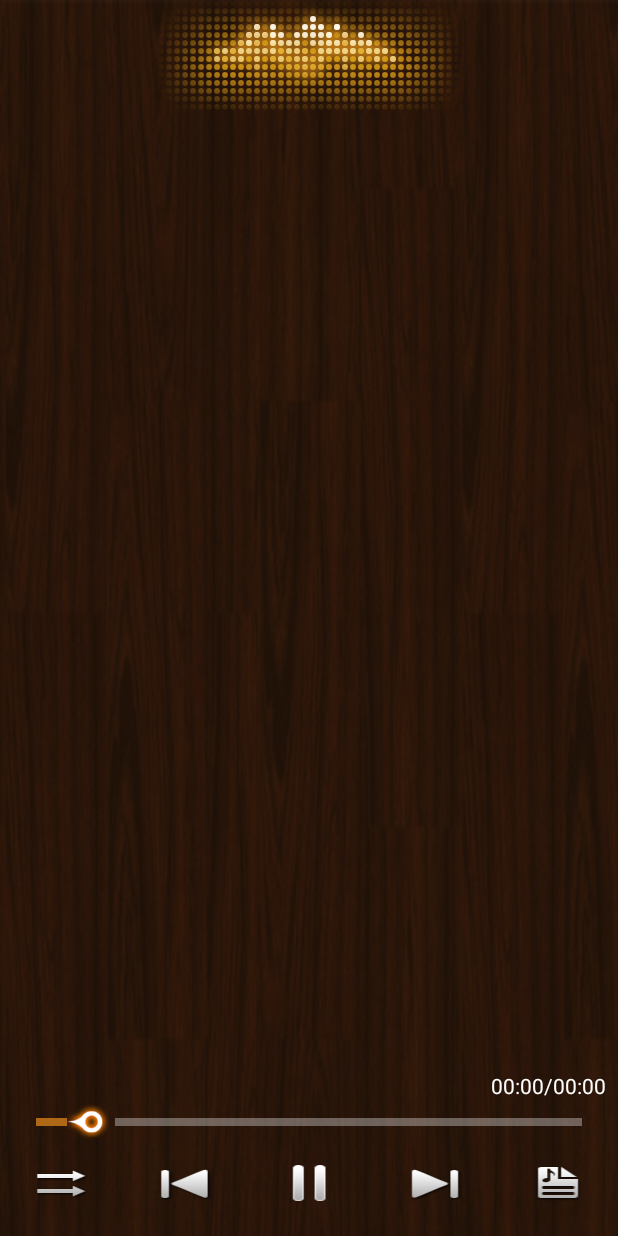
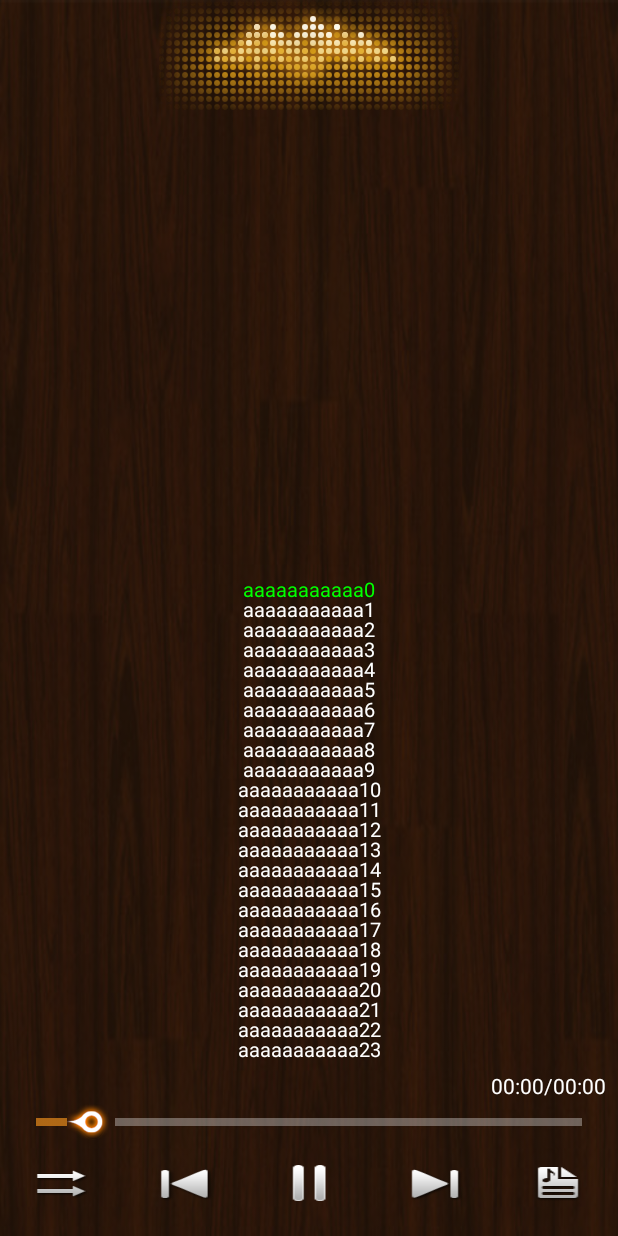
Before and after one commit to yangguangfu520/MobilePlayer1020, an Android app: the SystemAudioPlayerActivity screen opened directly, with no data from a screen before it, on a phone screen of 412 x 824 dp. Run offline under Robolectric (Android 15) with nearby library versions, the phone set to English and light mode, and no system bars; our stand-ins replace EventBus; 2 statements that could not run were skipped.

Commit message:
创建歌词显示类LyricShow-35

```diff
--- a/app/build.gradle
+++ b/app/build.gradle
@@ -29,8 +29,10 @@ dependencies {
     compile project(':vitamio')
     compile project(':xutils')
     compile project(':MaterialRefresh_library')
-//    compile files('libs/glide-3.7.0.jar')
+    //    compile files('libs/glide-3.7.0.jar')
     compile 'com.github.bumptech.glide:glide:3.5.2'
+    compile files('libs/picasso-2.5.2.jar')
+//    compile project(':EventBus')
+    compile 'org.greenrobot:eventbus:3.0.0'
 
-    compile files('libs/picasso-2.5.2.jar')
 }
--- a/app/src/main/java/com/atguigu/mobileplayer1020/activity/SystemAudioPlayerActivity.java
+++ b/app/src/main/java/com/atguigu/mobileplayer1020/activity/SystemAudioPlayerActivity.java
@@ -21,8 +21,13 @@ import android.widget.TextView;
 
 import com.atguigu.mobileplayer1020.IMusicPlayerService;
 import com.atguigu.mobileplayer1020.R;
+import com.atguigu.mobileplayer1020.bean.MediaItem;
 import com.atguigu.mobileplayer1020.service.MusicPlayerService;
 import com.atguigu.mobileplayer1020.utils.Utils;
+
+import org.greenrobot.eventbus.EventBus;
+import org.greenrobot.eventbus.Subscribe;
+import org.greenrobot.eventbus.ThreadMode;
 
 public class SystemAudioPlayerActivity extends AppCompatActivity implements View.OnClickListener {
 
@@ -219,7 +224,7 @@ public class SystemAudioPlayerActivity extends AppCompatActivity implements View
                 } else {
 
                     //再次显示
-                    showViewData();
+                    showViewData(null);
 
                 }
 
@@ -286,6 +291,9 @@ public class SystemAudioPlayerActivity extends AppCompatActivity implements View
 
         utils = new Utils();
 
+        //1.注册
+        EventBus.getDefault().register(this);
+
     }
 
     class MyReceiver extends BroadcastReceiver {
@@ -295,7 +303,7 @@ public class SystemAudioPlayerActivity extends AppCompatActivity implements View
 
             if (MusicPlayerService.OPEN_COMPLETE.equals(intent.getAction())) {
 
-                showViewData();
+                showViewData(null);
             }
 
         }
@@ -304,7 +312,8 @@ public class SystemAudioPlayerActivity extends AppCompatActivity implements View
     /**
      * 显示视图的数据
      */
-    private void showViewData() {
+    @Subscribe(threadMode = ThreadMode.MAIN)
+    public void showViewData(MediaItem mediaItem) {
         try {
             tvArtist.setText(service.getArtistName());
             tvName.setText(service.getAudioName());
@@ -326,21 +335,28 @@ public class SystemAudioPlayerActivity extends AppCompatActivity implements View
 
     @Override
     protected void onDestroy() {
+        if (receiver != null){
+            unregisterReceiver(receiver);
+            receiver = null;
+        }
 
         if (conn != null) {
             unbindService(conn);
             conn = null;
         }
         handler.removeCallbacksAndMessages(null);
+        //2.取消注册
+        EventBus.getDefault().unregister(this);
         super.onDestroy();
     }
 
     private void startAndBindServide() {
         Intent intent = new Intent(this, MusicPlayerService.class);
+        //启动服务
+        startService(intent);//防止服务多次创建
         //绑定服务
         bindService(intent, conn, Context.BIND_AUTO_CREATE);
-        //启动服务
-        startService(intent);//防止服务多次创建
+
     }
 
     private void getData() {
--- /dev/null
+++ b/app/src/main/java/com/atguigu/mobileplayer1020/bean/LyricBean.java
@@ -0,0 +1,57 @@
+package com.atguigu.mobileplayer1020.bean;
+
+/**
+ * 作者：尚硅谷-杨光福 on 2017/1/13 14:24
+ * 微信：yangguangfu520
+ * QQ号：541433511
+ * 作用：一句歌词
+ * [00:27.24]听个小姐说 她一月八千真的不多
+ */
+public class LyricBean {
+    /**
+     * 歌词内容
+     */
+    private String content;
+
+    /**
+     * 时间戳
+     */
+    private long timePoint;
+    /**
+     * 高亮时间
+     */
+    private long sleepTime;
+
+    public String getContent() {
+        return content;
+    }
+
+    public void setContent(String content) {
+        this.content = content;
+    }
+
+    public long getTimePoint() {
+        return timePoint;
+    }
+
+    public void setTimePoint(long timePoint) {
+        this.timePoint = timePoint;
+    }
+
+    public long getSleepTime() {
+        return sleepTime;
+    }
+
+    public void setSleepTime(long sleepTime) {
+        this.sleepTime = sleepTime;
+    }
+
+    @Override
+    public String toString() {
+        return "LyricBean{" +
+                "content='" + content + '\'' +
+                ", timePoint=" + timePoint +
+                ", sleepTime=" + sleepTime +
+                '}';
+    }
+}
--- /dev/null
+++ b/app/src/main/java/com/atguigu/mobileplayer1020/view/LyricShowView.java
@@ -0,0 +1,125 @@
+package com.atguigu.mobileplayer1020.view;
+
+import android.content.Context;
+import android.graphics.Canvas;
+import android.graphics.Color;
+import android.graphics.Paint;
+import android.util.AttributeSet;
+import android.widget.TextView;
+
+import com.atguigu.mobileplayer1020.bean.LyricBean;
+
+import java.util.ArrayList;
+
+/**
+ * 作者：尚硅谷-杨光福 on 2017/1/13 14:20
+ * 微信：yangguangfu520
+ * QQ号：541433511
+ * 作用：自定义显示歌词的控件
+ */
+public class LyricShowView extends TextView {
+    private int width;
+    private int height;
+    private ArrayList<LyricBean> lyricBeen;
+    private Paint paint;
+    private Paint nopaint;
+    /**
+     * 歌词的索引
+     */
+    private int index = 0;
+    private float textHeight = 20;
+
+    public LyricShowView(Context context, AttributeSet attrs) {
+        super(context, attrs);
+        initView();
+
+    }
+
+    private void initView() {
+        //创建画笔
+        paint = new Paint();
+        paint.setTextSize(20);
+        paint.setColor(Color.GREEN);
+        paint.setTextAlign(Paint.Align.CENTER);
+        paint.setAntiAlias(true);
+
+        nopaint = new Paint();
+        nopaint.setTextSize(20);
+        nopaint.setColor(Color.WHITE);
+        nopaint.setTextAlign(Paint.Align.CENTER);
+        nopaint.setAntiAlias(true);
+
+
+        lyricBeen = new ArrayList<>();
+        //添加歌词列表
+        LyricBean lyricBean = new LyricBean();
+        for (int i = 0; i < 1000; i++) {
+            lyricBean.setContent("aaaaaaaaaaa" + i);
+            lyricBean.setSleepTime(i + 1000);
+            lyricBean.setTimePoint(i * 1000);
+            //添加到集合中
+            lyricBeen.add(lyricBean);
+            //重新创建
+            lyricBean = new LyricBean();
+
+        }
+    }
+
+    @Override
+    protected void onSizeChanged(int w, int h, int oldw, int oldh) {
+        super.onSizeChanged(w, h, oldw, oldh);
+        width = w;
+        height = h;
+    }
+
+
+    /**
+     * 绘制歌词
+     */
+
+    @Override
+    protected void onDraw(Canvas canvas) {
+        super.onDraw(canvas);
+
+        if (lyricBeen != null && lyricBeen.size() > 0) {
+            //绘制歌词
+            //当前句-绿色
+            String content = lyricBeen.get(index).getContent();
+            canvas.drawText(content, width / 2, height / 2, paint);
+            //绘制前面部分
+
+            float tempY = height / 2;
+            for (int i = index - 1; i >= 0; i--) {
+
+                tempY = tempY - textHeight;
+                if (tempY < 0) {
+                    break;
+                }
+
+                String preContent = lyricBeen.get(i).getContent();
+                canvas.drawText(preContent, width / 2, tempY, nopaint);
+            }
+
+
+            //绘制后面部分
+
+            tempY = height / 2;
+            for (int i = index + 1; i < lyricBeen.size(); i++) {
+                tempY = tempY + textHeight;
+                if (tempY > height) {
+                    break;
+                }
+                String nextContent = lyricBeen.get(i).getContent();
+                canvas.drawText(nextContent, width / 2, tempY, nopaint);
+            }
+
+        } else {
+
+
+            //没有歌词
+            canvas.drawText("没有找到歌词...", width / 2, height / 2, paint);
+        }
+
+
+    }
+}
--- a/app/src/main/res/layout/activity_system_audio_player.xml
+++ b/app/src/main/res/layout/activity_system_audio_player.xml
@@ -8,6 +8,7 @@
     tools:context="com.atguigu.mobileplayer1020.activity.SystemAudioPlayerActivity">
 
     <RelativeLayout
+        android:id="@+id/rl_top"
         android:layout_width="match_parent"
         android:layout_height="wrap_content">
 
@@ -40,6 +41,7 @@
     </RelativeLayout>
 
     <LinearLayout
+        android:id="@+id/ll_bottom"
         android:layout_width="match_parent"
         android:layout_height="wrap_content"
         android:layout_alignParentBottom="true"
@@ -117,4 +119,12 @@
 
     </LinearLayout>
 
+    <com.atguigu.mobileplayer1020.view.LyricShowView
+        android:id="@+id/lyric_show_view"
+        android:layout_height="match_parent"
+        android:layout_above="@id/ll_bottom"
+        android:layout_below="@id/rl_top"
+        android:layout_width="match_parent"
+        />
+
 </RelativeLayout>
--- a/settings.gradle
+++ b/settings.gradle
@@ -1 +1 @@
-include ':app', ':StartAllVideoPlayer', ':vitamio-sample', ':vitamio', ':xutils', ':xUtils3-master', ':Android-MaterialRefreshLayout-master', ':MaterialRefresh_library', ':AgoraDemo', ':SurfaceViewDemo', ':binderService'
+include ':app', ':StartAllVideoPlayer', ':vitamio-sample', ':vitamio', ':xutils', ':xUtils3-master', ':Android-MaterialRefreshLayout-master', ':MaterialRefresh_library', ':AgoraDemo', ':SurfaceViewDemo', ':binderService', ':EventBus', ':EventBus3.0_Sample'
```
Also changed, not shown: app/src/main/java/com/atguigu/mobileplayer1020/service/MusicPlayerService.java (+7 -1 lines).
